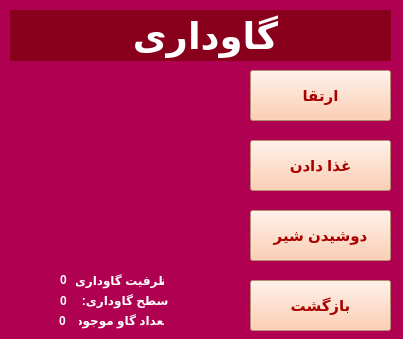
This is CowHome.ui in Mahdi-Ghasemii/AP_Project as Qt 5 draws it before an edit. The edited form follows.
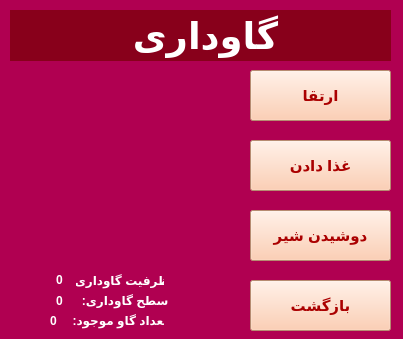
This is the edited form. Icons and pictures are not drawn.

```diff
--- a/CowHome.ui
+++ b/CowHome.ui
@@ -257,9 +257,9 @@
    <widget class="QLabel" name="stockanimal_lbl">
     <property name="geometry">
      <rect>
-      <x>59</x>
+      <x>50</x>
       <y>310</y>
-      <width>20</width>
+      <width>21</width>
       <height>21</height>
      </rect>
     </property>
@@ -279,9 +279,9 @@
    <widget class="QLabel" name="capacity_lbl">
     <property name="geometry">
      <rect>
-      <x>60</x>
+      <x>56</x>
       <y>270</y>
-      <width>16</width>
+      <width>20</width>
       <height>20</height>
      </rect>
     </property>
@@ -301,9 +301,9 @@
    <widget class="QLabel" name="level_lbl">
     <property name="geometry">
      <rect>
-      <x>60</x>
+      <x>56</x>
       <y>290</y>
-      <width>16</width>
+      <width>20</width>
       <height>21</height>
      </rect>
     </property>
```
